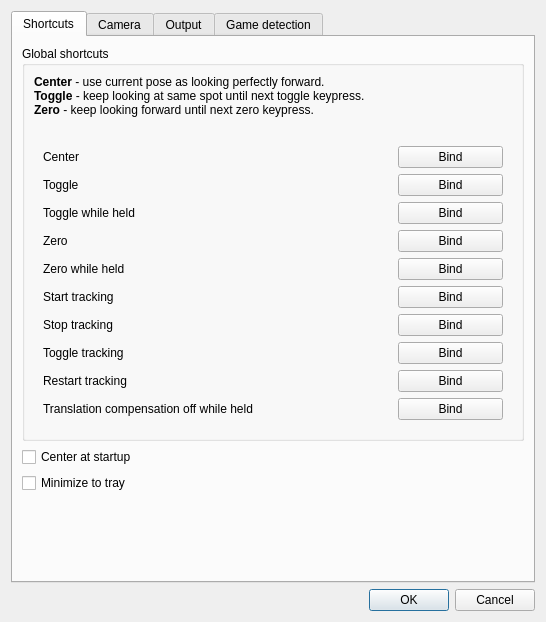
Old version of the form gui/options-dialog.ui in the repository opentrack/opentrack.
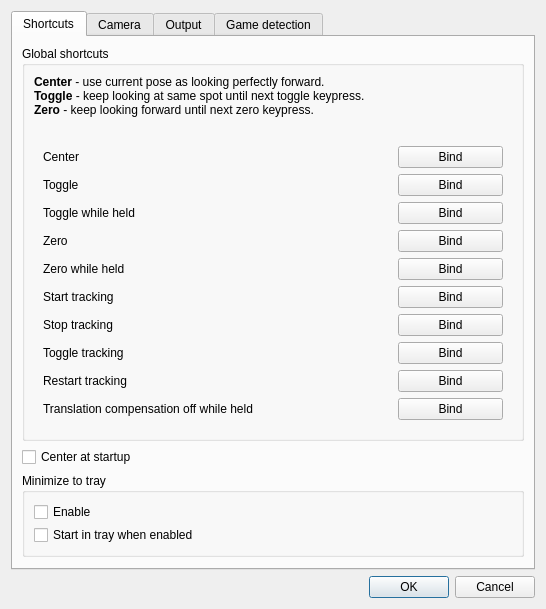
New version of the form. Icons and pictures are not drawn. Custom widgets are drawn as their Qt base class.

Commit message: gui, logic: add separate option for starting in tray vs tray enabled

```diff
--- a/gui/options-dialog.ui
+++ b/gui/options-dialog.ui
@@ -7,7 +7,7 @@
     <x>0</x>
     <y>0</y>
     <width>546</width>
-    <height>622</height>
+    <height>594</height>
    </rect>
   </property>
   <property name="windowTitle">
@@ -316,10 +316,29 @@
         </widget>
        </item>
        <item>
-        <widget class="QCheckBox" name="trayp">
-         <property name="text">
+        <widget class="QGroupBox" name="groupBox_11">
+         <property name="title">
           <string>Minimize to tray</string>
          </property>
+         <layout class="QVBoxLayout" name="verticalLayout_3">
+          <property name="spacing">
+           <number>3</number>
+          </property>
+          <item>
+           <widget class="QCheckBox" name="trayp">
+            <property name="text">
+             <string>Enable</string>
+            </property>
+           </widget>
+          </item>
+          <item>
+           <widget class="QCheckBox" name="tray_start">
+            <property name="text">
+             <string>Start in tray when enabled</string>
+            </property>
+           </widget>
+          </item>
+         </layout>
         </widget>
        </item>
        <item>
```
Left out of the diff: 3 changed lines with no effect on the pictures. The commit also changes 5 other files.
